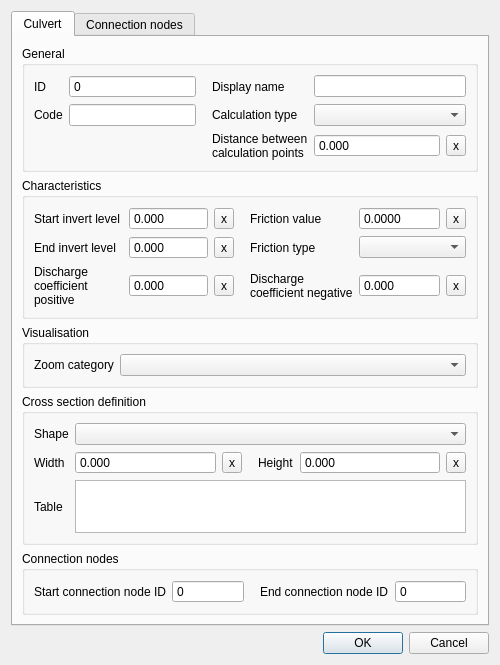
First picture: the form in threedi_schematisation_editor/forms/ui/culvert.ui, repository nens/threedi-schematisation-editor, before the edit.
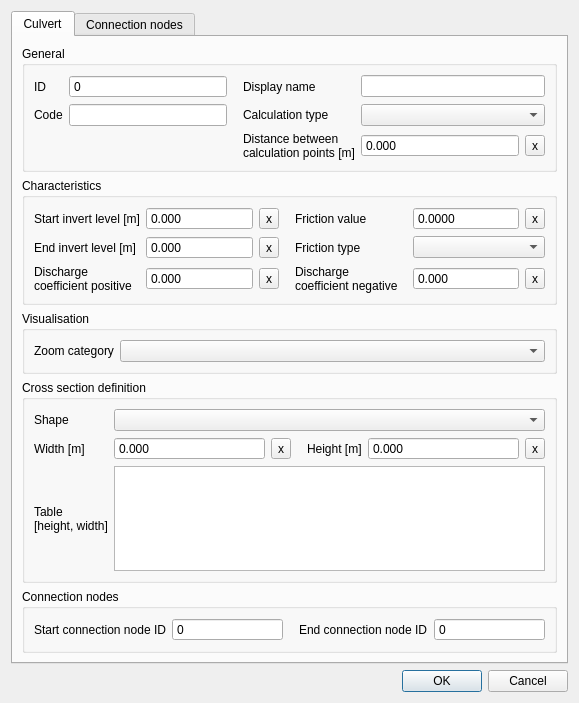
Second picture: the form after the edit.

The edit to the form file:
```diff
--- a/threedi_schematisation_editor/forms/ui/culvert.ui
+++ b/threedi_schematisation_editor/forms/ui/culvert.ui
@@ -6,8 +6,8 @@
    <rect>
     <x>0</x>
     <y>0</y>
-    <width>500</width>
-    <height>600</height>
+    <width>579</width>
+    <height>703</height>
    </rect>
   </property>
   <property name="windowTitle">
@@ -113,7 +113,7 @@
              <locale language="English" country="UnitedStates"/>
             </property>
             <property name="text">
-             <string>Start invert level</string>
+             <string>Start invert level [m]</string>
             </property>
             <property name="alignment">
              <set>Qt::AlignLeading|Qt::AlignLeft|Qt::AlignVCenter</set>
@@ -171,7 +171,7 @@
              <locale language="English" country="UnitedStates"/>
             </property>
             <property name="text">
-             <string>End invert level</string>
+             <string>End invert level [m]</string>
             </property>
             <property name="alignment">
              <set>Qt::AlignLeading|Qt::AlignLeft|Qt::AlignVCenter</set>
@@ -535,7 +535,7 @@
           <item row="2" column="2">
            <widget class="QLabel" name="label_56">
             <property name="text">
-             <string>Distance between calculation points</string>
+             <string>Distance between calculation points [m]</string>
             </property>
             <property name="wordWrap">
              <bool>true</bool>
@@ -778,7 +778,7 @@
              <set>Qt::ImhNone</set>
             </property>
             <property name="text">
-             <string>Height</string>
+             <string>Height [m]</string>
             </property>
             <property name="alignment">
              <set>Qt::AlignLeading|Qt::AlignLeft|Qt::AlignVCenter</set>
@@ -791,7 +791,8 @@
           <item row="4" column="0">
            <widget class="QLabel" name="label_8">
             <property name="text">
-             <string>Table</string>
+             <string>Table
+[height, width]</string>
             </property>
            </widget>
           </item>
@@ -804,7 +805,7 @@
              <set>Qt::ImhNone</set>
             </property>
             <property name="text">
-             <string>Width</string>
+             <string>Width [m]</string>
             </property>
             <property name="alignment">
              <set>Qt::AlignLeading|Qt::AlignLeft|Qt::AlignVCenter</set>
```
Left out of the diff: 8 changed lines with no effect on the pictures.
